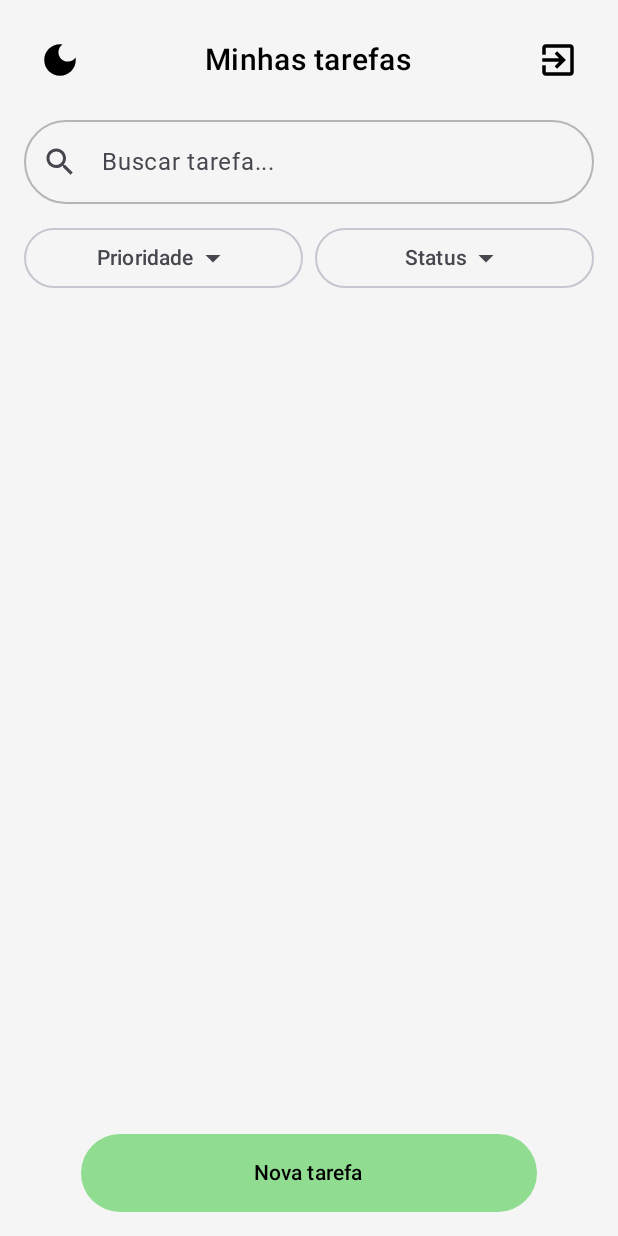
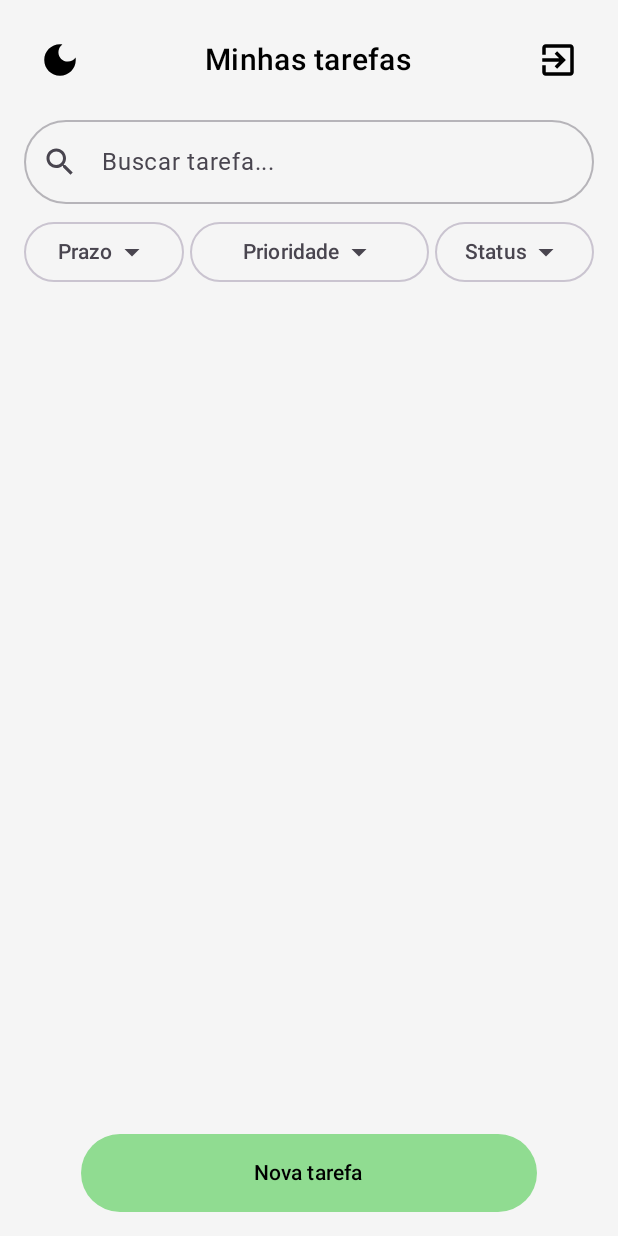
Before and after one commit to vblmqs/Checkae, an Android app built with Jetpack Compose: the TaskListScreen screen opened through its navigation route, on a phone screen of 412 x 824 dp. Run offline under Robolectric (Android 15) with nearby library versions, the phone set to English and light mode, and no system bars; our stand-ins replace Firebase (no records; nobody signed in at launch, a user with empty details on screens opened directly); Roboto replaces fonts that are not available here; 1 statement that could not run was skipped.

Commit message:
adicionando filtro para prazo

```diff
--- a/app/src/main/java/com/example/taskapp/ui/tasklist/TaskListScreen.kt
+++ b/app/src/main/java/com/example/taskapp/ui/tasklist/TaskListScreen.kt
@@ -44,6 +44,7 @@ fun TaskListScreen(navController: NavHostController, themeViewModel: ThemeViewMo
 
     var tarefaExpandidaId by remember { mutableStateOf<String?>(null) }
     var mostrarModalLogout by remember { mutableStateOf(false) }
+    var filtroPrazoAberto by remember { mutableStateOf(false) }
 
     TaskAppTheme(darkTheme = isDarkTheme) {
         Scaffold { paddingValues ->
@@ -168,8 +169,9 @@ private fun HeaderSection(onThemeToggle: () -> Unit, onLogout: () -> Unit, isDar
 private fun SearchAndFilterSection(viewModel: TaskViewModel, uiState: TaskListUiState) {
     var filtroPrioridadeAberto by remember { mutableStateOf(false) }
     var filtroStatusAberto by remember { mutableStateOf(false) }
+    var filtroPrazoAberto by remember { mutableStateOf(false) }
 
-    Column(verticalArrangement = Arrangement.spacedBy(12.dp)) {
+    Column(verticalArrangement = Arrangement.spacedBy(8.dp)) {
         OutlinedTextField(
             value = uiState.searchQuery,
             onValueChange = { viewModel.onSearchQueryChanged(it) },
@@ -186,15 +188,47 @@ private fun SearchAndFilterSection(viewModel: TaskViewModel, uiState: TaskListUi
 
         Row(
             modifier = Modifier.fillMaxWidth(),
-            horizontalArrangement = Arrangement.spacedBy(8.dp)
+            horizontalArrangement = Arrangement.spacedBy(4.dp)
         ) {
             Box(modifier = Modifier.weight(1f)) {
                 OutlinedButton(
+                    onClick = { filtroPrazoAberto = true },
+                    modifier = Modifier.fillMaxWidth(),
+                    shape = CircleShape,
+                    contentPadding = PaddingValues(horizontal = 8.dp, vertical = 4.dp)
+                ) {
+                    Text("Prazo", maxLines = 1)
+                    Icon(Icons.Default.ArrowDropDown, contentDescription = null)
+                }
+                DropdownMenu(
+                    expanded = filtroPrazoAberto,
+                    onDismissRequest = { filtroPrazoAberto = false }
+                ) {
+                    DropdownMenuItem(text = { Text("Sem ordenação") }, onClick = {
+                        viewModel.onPrazoOrderChanged(null)
+                        filtroPrazoAberto = false
+                    })
+                    DropdownMenuItem(text = { Text("Menos urgentes") }, onClick = {
+                        viewModel.onPrazoOrderChanged(true)
+                        filtroPrazoAberto = false
+                    })
+                    DropdownMenuItem(text = { Text("Mais urgentes") }, onClick = {
+                        viewModel.onPrazoOrderChanged(false)
+                        filtroPrazoAberto = false
+                    })
+                }
+            }
+            Box(modifier = Modifier.weight(1.5f)) {
+                OutlinedButton(
                     onClick = { filtroPrioridadeAberto = true },
                     modifier = Modifier.fillMaxWidth(),
-                    shape = CircleShape
+                    shape = CircleShape,
+                    contentPadding = PaddingValues(horizontal = 12.dp, vertical = 6.dp)
                 ) {
-                    Text(uiState.activePriorityFilter?.name?.replaceFirstChar { it.titlecase() } ?: "Prioridade")
+                    Text(
+                        uiState.activePriorityFilter?.name?.replaceFirstChar { it.titlecase() } ?: "Prioridade",
+                        maxLines = 1
+                    )
                     Icon(Icons.Default.ArrowDropDown, contentDescription = null)
                 }
                 DropdownMenu(
@@ -206,7 +240,9 @@ private fun SearchAndFilterSection(viewModel: TaskViewModel, uiState: TaskListUi
                         filtroPrioridadeAberto = false
                     })
                     Priority.values().forEach { priority ->
-                        DropdownMenuItem(text = { Text(priority.name.replaceFirstChar { it.titlecase() }) }, onClick = {
+                        DropdownMenuItem(text = {
+                            Text(priority.name.replaceFirstChar { it.titlecase() })
+                        }, onClick = {
                             viewModel.onPriorityFilterChanged(priority)
                             filtroPrioridadeAberto = false
                         })
@@ -217,9 +253,13 @@ private fun SearchAndFilterSection(viewModel: TaskViewModel, uiState: TaskListUi
                 OutlinedButton(
                     onClick = { filtroStatusAberto = true },
                     modifier = Modifier.fillMaxWidth(),
-                    shape = CircleShape
+                    shape = CircleShape,
+                    contentPadding = PaddingValues(horizontal = 8.dp, vertical = 4.dp)
                 ) {
-                    Text(uiState.activeStatusFilter?.name?.replaceFirstChar { it.titlecase() } ?: "Status")
+                    Text(
+                        uiState.activeStatusFilter?.name?.replaceFirstChar { it.titlecase() } ?: "Status",
+                        maxLines = 1
+                    )
                     Icon(Icons.Default.ArrowDropDown, contentDescription = null)
                 }
                 DropdownMenu(
@@ -231,7 +271,9 @@ private fun SearchAndFilterSection(viewModel: TaskViewModel, uiState: TaskListUi
                         filtroStatusAberto = false
                     })
                     Status.values().forEach { status ->
-                        DropdownMenuItem(text = { Text(status.name.replaceFirstChar { it.titlecase() }) }, onClick = {
+                        DropdownMenuItem(text = {
+                            Text(status.name.replaceFirstChar { it.titlecase() })
+                        }, onClick = {
                             viewModel.onStatusFilterChanged(status)
                             filtroStatusAberto = false
                         })
--- a/app/src/main/java/com/example/taskapp/ui/tasklist/TaskViewModel.kt
+++ b/app/src/main/java/com/example/taskapp/ui/tasklist/TaskViewModel.kt
@@ -15,7 +15,8 @@ data class TaskListUiState(
     val isLoading: Boolean = true,
     val searchQuery: String = "",
     val activePriorityFilter: Priority? = null,
-    val activeStatusFilter: Status? = null
+    val activeStatusFilter: Status? = null,
+    val ordenarPrazoMaisProximo: Boolean? = null
 )
 
 class TaskViewModel : ViewModel() {
@@ -26,6 +27,7 @@ class TaskViewModel : ViewModel() {
     private val _searchQuery = MutableStateFlow("")
     private val _priorityFilter = MutableStateFlow<Priority?>(null)
     private val _statusFilter = MutableStateFlow<Status?>(null)
+    private val _prazoOrder = MutableStateFlow<Boolean?>(null) // ← Novo: ordem por prazo
 
     // Estado da UI exposto para a tela (imutável)
     private val _uiState = MutableStateFlow(TaskListUiState(isLoading = true))
@@ -38,8 +40,9 @@ class TaskViewModel : ViewModel() {
                 repository.getTasks(),
                 _searchQuery,
                 _priorityFilter,
-                _statusFilter
-            ) { tasks, query, priority, status ->
+                _statusFilter,
+                _prazoOrder
+            ) { tasks, query, priority, status, ordenarPrazoMaisProximo ->
 
                 val filteredTasks = tasks
                     .filter { task -> // Filtro de busca no título
@@ -51,6 +54,13 @@ class TaskViewModel : ViewModel() {
                     .filter { task -> // Filtro de status
                         status == null || task.status == status
                     }
+                    .let { list ->
+                        when (ordenarPrazoMaisProximo) {
+                            true -> list.sortedBy { it.prazoCalculado }
+                            false -> list.sortedByDescending { it.prazoCalculado }
+                            else -> list
+                        }
+                    }
 
                 // Atualiza o estado da UI com os dados filtrados
                 TaskListUiState(
@@ -58,7 +68,8 @@ class TaskViewModel : ViewModel() {
                     isLoading = false,
                     searchQuery = query,
                     activePriorityFilter = priority,
-                    activeStatusFilter = status
+                    activeStatusFilter = status,
+                    ordenarPrazoMaisProximo = ordenarPrazoMaisProximo
                 )
             }.catch {
                 _uiState.value = _uiState.value.copy(isLoading = false)
@@ -82,6 +93,10 @@ class TaskViewModel : ViewModel() {
         _statusFilter.value = status
     }
 
+    fun onPrazoOrderChanged(maisProximo: Boolean?) {
+        _prazoOrder.value = maisProximo
+    }
+
     fun onSubtaskStatusChanged(taskId: String, subtaskId: String, newStatus: Status) {
         viewModelScope.launch {
             try {
```
